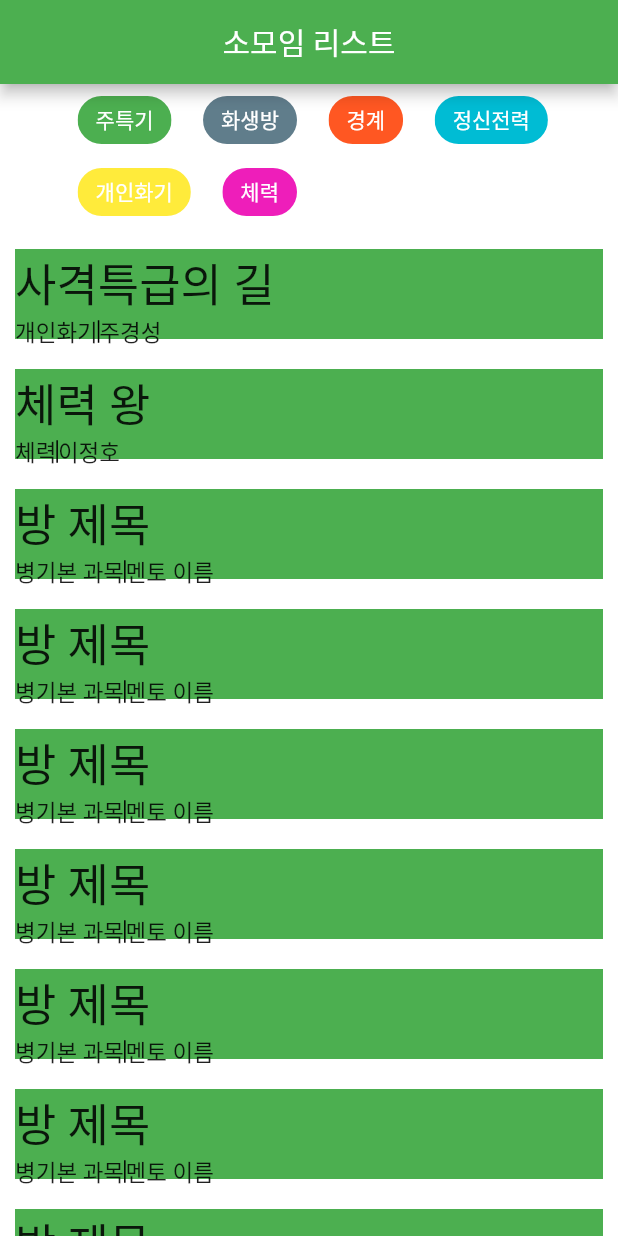
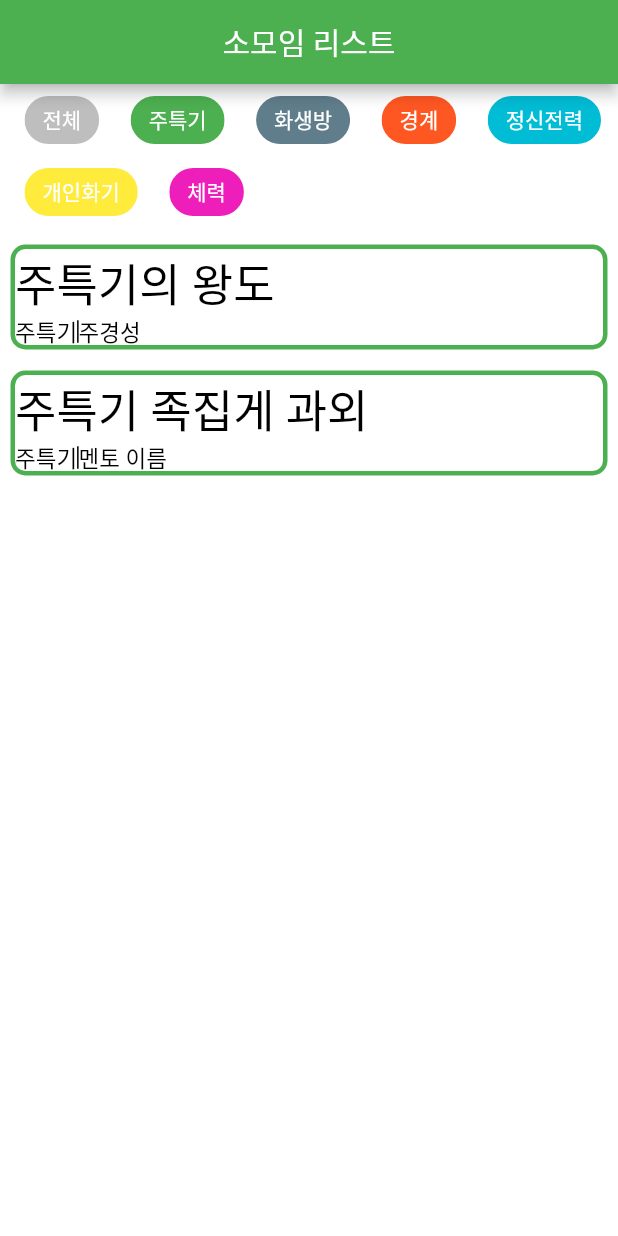
Before and after one commit to ZeVicTech/APP_BestWarrior_Warrior, a Flutter app: the RoomListPage screen opened directly, on a phone screen of 412 x 824 dp. Run offline on Flutter 3.47's test engine with Material 2 defaults, Android fonts, the phone set to English and light mode, and no system bars; our stand-ins replace firebase_auth, firebase_core, firebase_database, font_awesome_flutter; accounts and stored records are empty; project files that could hold a hidden picture were left out.

Commit message:
룸 수정

```diff
--- a/APP(Android)/best_warrior/lib/component/room.dart
+++ b/APP(Android)/best_warrior/lib/component/room.dart
@@ -8,35 +8,73 @@ class Room extends StatelessWidget {
   String _subject = '병기본 과목 이름';
   String _mentor = '멘토 이름';
   int subjectCode;
-  Room(this._name,this._subject,this._mentor,this.subjectCode);
+  Room(this._name, this._subject, this._mentor, this.subjectCode);
 
   @override
   Widget build(BuildContext context) {
     return Container(
       decoration: BoxDecoration(
-        borderRadius: BorderRadius.circular(50),
+        borderRadius: BorderRadius.circular(10),
+        //color: setColor(),
+        border: Border.all(
+          width: 3,
+          color: setColor(),
+        ),
       ),
-      color: Colors.green,
-      margin: EdgeInsets.all(10),
-      height: 60,
+      margin: EdgeInsets.all(7),
+      height: 70,
       child: Column(crossAxisAlignment: CrossAxisAlignment.start, children: [
         Text(
           _name,
-          style: TextStyle(fontSize: 30),
+          style: TextStyle(
+            fontSize: 30,
+            //color: Colors.white,
+            color: Colors.black,
+          ),
         ),
         Row(
           children: [
-            Text(_subject, style: TextStyle(fontSize: 15)),
+            Text(_subject,
+                style: TextStyle(
+                  fontSize: 15,
+                  //color: Colors.white,
+                  color: Colors.black,
+                )),
             _buildLine(),
-            Text(_mentor, style: TextStyle(fontSize: 15)),
+            Text(_mentor,
+                style: TextStyle(
+                  fontSize: 15,
+                  //color: Colors.white,
+                  color: Colors.black,
+                )),
           ],
         ),
       ]),
     );
   }
 
+  Color setColor() {
+    switch (subjectCode) {
+      case 0:
+        return Colors.green;
+      case 1:
+        return Colors.blueGrey;
+      case 2:
+        return Colors.deepOrange;
+      case 3:
+        return Colors.cyan;
+      case 4:
+        return Colors.yellow;
+      case 5:
+        return Color.fromARGB(255, 238, 30, 186);
+      default:
+        return Color.fromARGB(255, 231, 24, 24);
+    }
+  }
+
   Widget _buildLine() {
     return Container(
+      //color: Colors.white,
       color: Colors.black,
       width: 1,
       height: 15,
--- a/APP(Android)/best_warrior/lib/pages/room_list_page.dart
+++ b/APP(Android)/best_warrior/lib/pages/room_list_page.dart
@@ -13,26 +13,27 @@ class RoomListPage extends StatefulWidget {
 }
 
 class _RoomListPageState extends State<RoomListPage> {
-  int? selectedIndex;
+  int selectedIndex = 0;//전체방을 보기위한 인덱스
   List<Tech> _chipsList = [
-    Tech("주특기", Colors.green),//과목코드 1
-    Tech("화생방", Colors.blueGrey),//과목코드 2
-    Tech("경계", Colors.deepOrange),//과목코드 3
-    Tech("정신전력", Colors.cyan),//과목코드 4
-    Tech("개인화기", Colors.yellow),//과목코드 5
-    Tech("체력", Color.fromARGB(255, 238, 30, 186))//과목코드 6
+    Tech("전체", Colors.black), //과목코드 0
+    Tech("주특기", Colors.green), //과목코드 0
+    Tech("화생방", Colors.blueGrey), //과목코드 1
+    Tech("경계", Colors.deepOrange), //과목코드 2
+    Tech("정신전력", Colors.cyan), //과목코드 3
+    Tech("개인화기", Colors.yellow), //과목코드 4
+    Tech("체력", Color.fromARGB(255, 238, 30, 186)) //과목코드 5
   ];
 
   List<Room> _roomList = [
-    Room('사격특급의 길', '개인화기', '주경성', 1),
-    Room('체력 왕', '체력', '이정호', 1),
-    Room('방 제목', '병기본 과목', '멘토 이름', 2),
-    Room('방 제목', '병기본 과목', '멘토 이름', 3),
-    Room('방 제목', '병기본 과목', '멘토 이름', 4),
-    Room('방 제목', '병기본 과목', '멘토 이름', 5),
-    Room('방 제목', '병기본 과목', '멘토 이름', 6),
-    Room('방 제목', '병기본 과목', '멘토 이름', 1),
-    Room('방 제목', '병기본 과목', '멘토 이름', 2),
+    Room('주특기의 왕도', '주특기', '주경성', 0),
+    Room('가스! 가스! 가스!', '화생방', '이정호', 1),
+    Room('초병의 권한 맛좀 볼래', '경계', '멘토 이름', 2),
+    Room('정신무장', '정신전력', '멘토 이름', 3),
+    Room('사격 만발의 길', '개인화기', '멘토 이름', 4),
+    Room('몸만들면서 특급까지', '체력', '멘토 이름', 5),
+    Room('주특기 족집게 과외', '주특기', '멘토 이름', 0),
+    Room('방독면 5초컷', '화생방', '멘토 이름', 1),
+    Room('경계의 신', '경계', '멘토 이름', 2),
   ];
 
   @override
@@ -56,7 +57,7 @@ class _RoomListPageState extends State<RoomListPage> {
                 ),
                 Expanded(
                   child: ListView(
-                    children: _roomList,
+                    children: setRoom(),
                   ),
                 ),
               ],
@@ -84,6 +85,19 @@ class _RoomListPageState extends State<RoomListPage> {
     }
     return chips;
   }
+
+  List<Widget> setRoom() {
+    List<Widget> rooms = [];
+    if(selectedIndex == -1){
+        return _roomList;
+      }
+    for (int i = 0; i < _roomList.length; i++) {
+      if (selectedIndex == _roomList[i].subjectCode) {
+        rooms.add(_roomList[i]);
+      }
+    }
+    return rooms;
+  }
 }
 
 class Tech {
```
